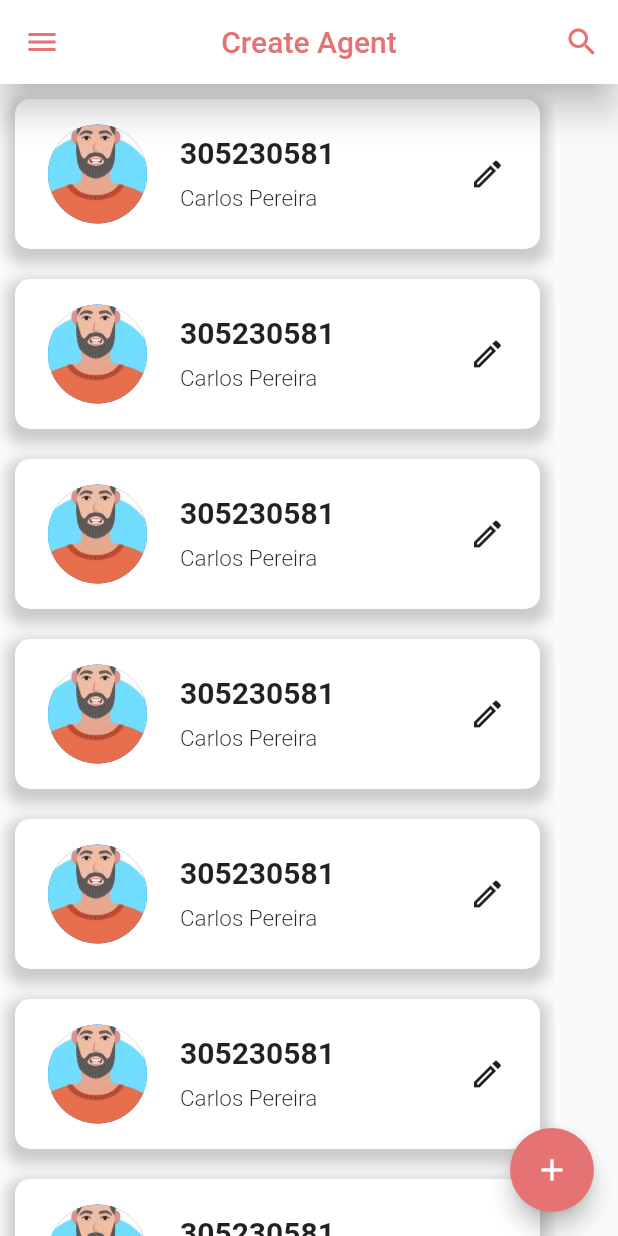
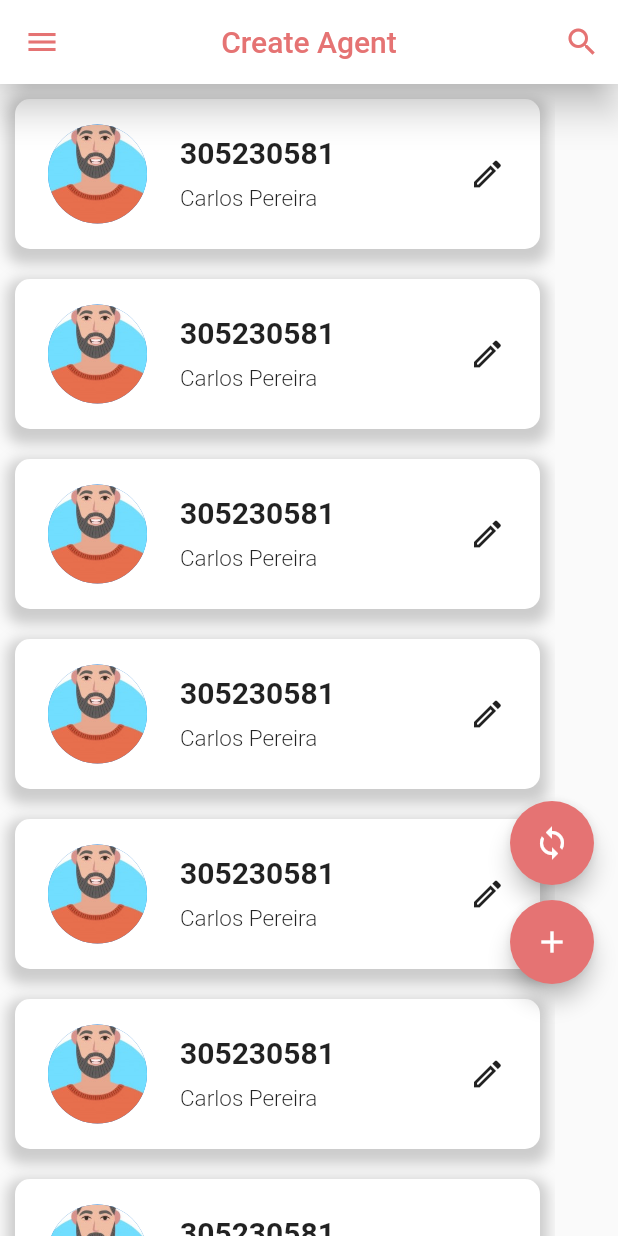
Before and after one commit to PereiraCC/flutter-agent-management, a Flutter app: the screen it shows after launch, on a phone screen of 412 x 824 dp. Run offline on Flutter 3.47's test engine with Material 2 defaults, Android fonts, the phone set to English and light mode, and no system bars.

```diff
--- a/lib/screens/home_screen.dart
+++ b/lib/screens/home_screen.dart
@@ -24,21 +24,38 @@ class HomeScreen extends StatelessWidget {
 
           ]),
       ),
-      floatingActionButton: AddButton()
+      floatingActionButton: FloatiangButton()
    );
   }
 }
 
-class AddButton extends StatelessWidget {
+class FloatiangButton extends StatelessWidget {
 
-  const AddButton({Key? key}) : super(key: key);
+  const FloatiangButton({Key? key}) : super(key: key);
 
   @override
   Widget build(BuildContext context) {
-    return  FloatingActionButton(
-      onPressed: () => Navigator.pushNamed(context, 'create'),
-      backgroundColor: Colors.red.shade300,
-      child: Icon(Icons.add, color: Colors.white)
+    return Padding(
+      padding: EdgeInsets.only(top: 550),
+      child: Column(
+        // mainAxisAlignment: MainAxisAlignment.start,
+        children: [
+
+          FloatingActionButton(
+            onPressed: () => Navigator.pushNamed(context, 'create'),
+            backgroundColor: Colors.red.shade300,
+            child: Icon(Icons.sync, color: Colors.white)
+          ),
+
+          SizedBox(height: 10),
+
+          FloatingActionButton(
+            onPressed: () => Navigator.pushNamed(context, 'create'),
+            backgroundColor: Colors.red.shade300,
+            child: Icon(Icons.add, color: Colors.white)
+          ),
+        ],
+      ),
     );
   }
 }
```
Also changed, not shown: lib/helpers/show_alert.dart (added, +56 -0 lines).
